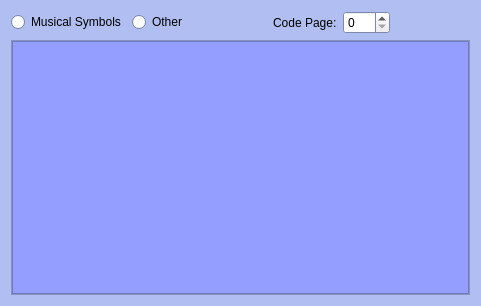
Before: the Qt Designer form mscore/mscore/textpalette.ui in musescore/musescore-old, drawn with Qt 5.
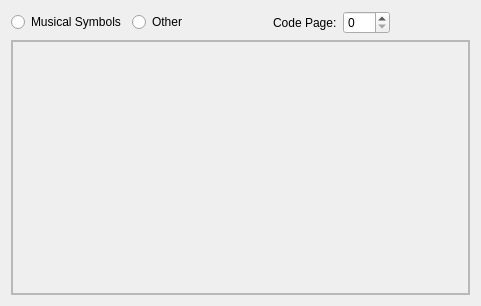
After: the same form once the commit is applied.

Patch:
```diff
--- a/mscore/mscore/textpalette.ui
+++ b/mscore/mscore/textpalette.ui
@@ -10,70 +10,6 @@
     <height>306</height>
    </rect>
   </property>
-  <property name="palette">
-   <palette>
-    <active>
-     <colorrole role="Base">
-      <brush brushstyle="SolidPattern">
-       <color alpha="255">
-        <red>255</red>
-        <green>255</green>
-        <blue>255</blue>
-       </color>
-      </brush>
-     </colorrole>
-     <colorrole role="Window">
-      <brush brushstyle="SolidPattern">
-       <color alpha="255">
-        <red>176</red>
-        <green>190</green>
-        <blue>242</blue>
-       </color>
-      </brush>
-     </colorrole>
-    </active>
-    <inactive>
-     <colorrole role="Base">
-      <brush brushstyle="SolidPattern">
-       <color alpha="255">
-        <red>255</red>
-        <green>255</green>
-        <blue>255</blue>
-       </color>
-      </brush>
-     </colorrole>
-     <colorrole role="Window">
-      <brush brushstyle="SolidPattern">
-       <color alpha="255">
-        <red>176</red>
-        <green>190</green>
-        <blue>242</blue>
-       </color>
-      </brush>
-     </colorrole>
-    </inactive>
-    <disabled>
-     <colorrole role="Base">
-      <brush brushstyle="SolidPattern">
-       <color alpha="255">
-        <red>176</red>
-        <green>190</green>
-        <blue>242</blue>
-       </color>
-      </brush>
-     </colorrole>
-     <colorrole role="Window">
-      <brush brushstyle="SolidPattern">
-       <color alpha="255">
-        <red>176</red>
-        <green>190</green>
-        <blue>242</blue>
-       </color>
-      </brush>
-     </colorrole>
-    </disabled>
-   </palette>
-  </property>
   <property name="windowTitle">
    <string>MuseScore: Special Text Symbols</string>
   </property>
@@ -146,8 +82,8 @@
        <rect>
         <x>0</x>
         <y>0</y>
-        <width>459</width>
-        <height>256</height>
+        <width>467</width>
+        <height>264</height>
        </rect>
       </property>
       <layout class="QVBoxLayout" name="verticalLayout">
@@ -159,72 +95,8 @@
        </property>
        <item>
         <widget class="QFrame" name="symbolBox">
-         <property name="palette">
-          <palette>
-           <active>
-            <colorrole role="Base">
-             <brush brushstyle="SolidPattern">
-              <color alpha="255">
-               <red>255</red>
-               <green>255</green>
-               <blue>255</blue>
-              </color>
-             </brush>
-            </colorrole>
-            <colorrole role="Window">
-             <brush brushstyle="SolidPattern">
-              <color alpha="255">
-               <red>147</red>
-               <green>158</green>
-               <blue>255</blue>
-              </color>
-             </brush>
-            </colorrole>
-           </active>
-           <inactive>
-            <colorrole role="Base">
-             <brush brushstyle="SolidPattern">
-              <color alpha="255">
-               <red>255</red>
-               <green>255</green>
-               <blue>255</blue>
-              </color>
-             </brush>
-            </colorrole>
-            <colorrole role="Window">
-             <brush brushstyle="SolidPattern">
-              <color alpha="255">
-               <red>147</red>
-               <green>158</green>
-               <blue>255</blue>
-              </color>
-             </brush>
-            </colorrole>
-           </inactive>
-           <disabled>
-            <colorrole role="Base">
-             <brush brushstyle="SolidPattern">
-              <color alpha="255">
-               <red>147</red>
-               <green>158</green>
-               <blue>255</blue>
-              </color>
-             </brush>
-            </colorrole>
-            <colorrole role="Window">
-             <brush brushstyle="SolidPattern">
-              <color alpha="255">
-               <red>147</red>
-               <green>158</green>
-               <blue>255</blue>
-              </color>
-             </brush>
-            </colorrole>
-           </disabled>
-          </palette>
-         </property>
          <property name="autoFillBackground">
-          <bool>true</bool>
+          <bool>false</bool>
          </property>
          <property name="frameShape">
           <enum>QFrame::StyledPanel</enum>
```
